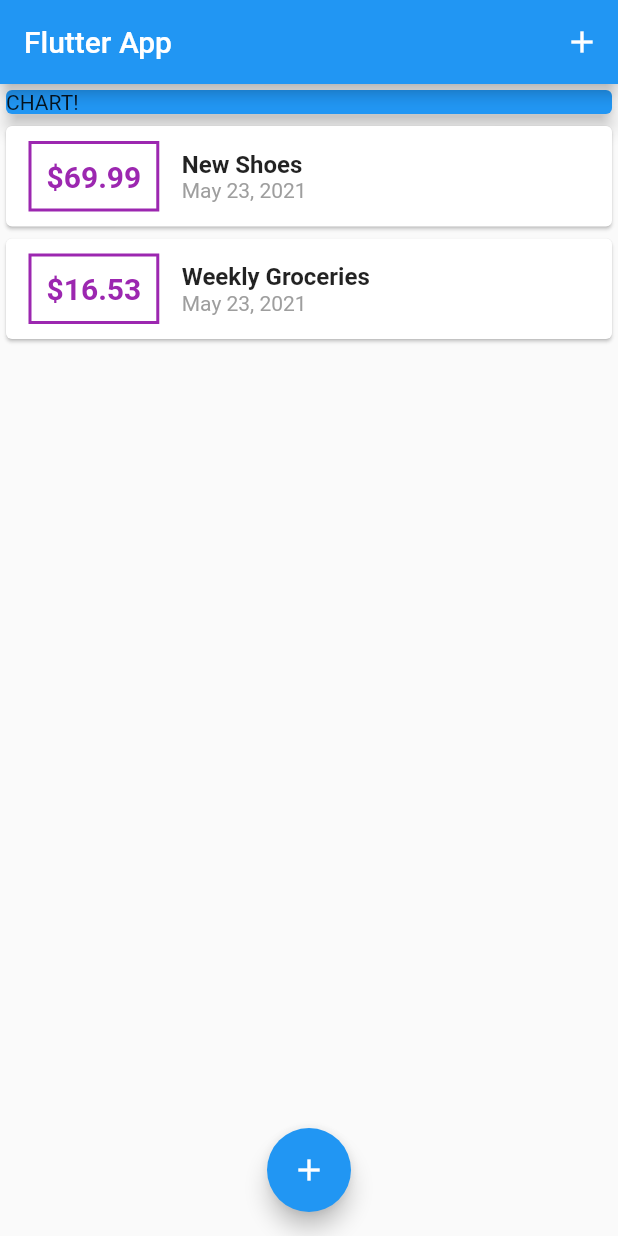
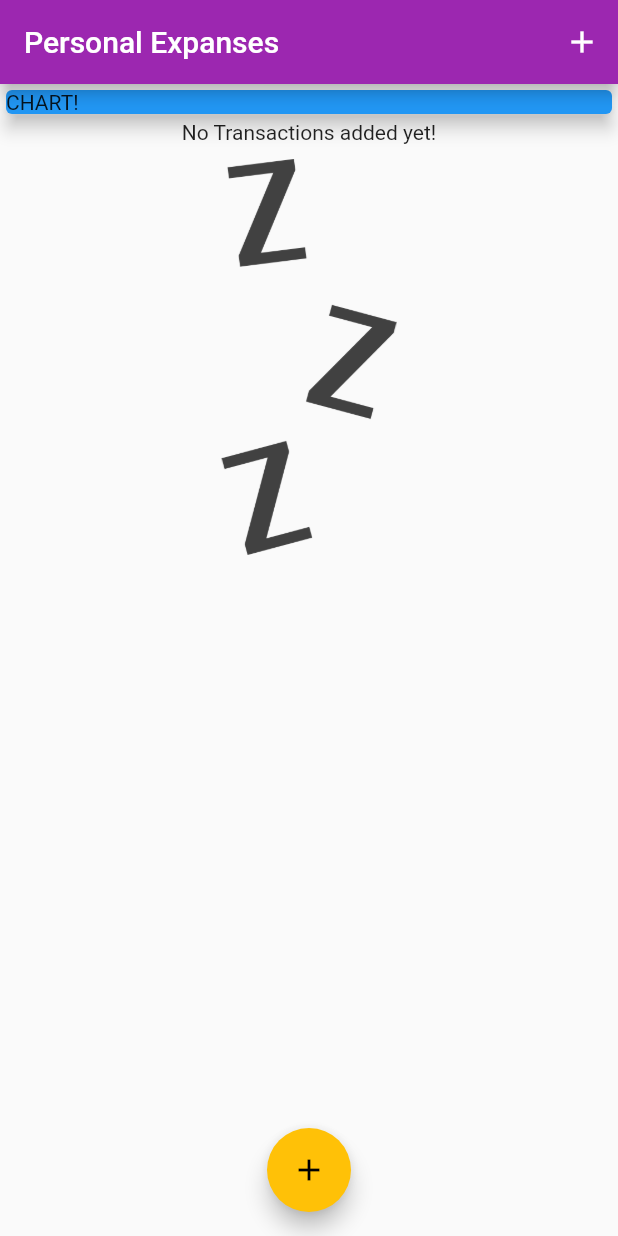
Before and after one commit to amrabdalfatah/Personal_Expenses, a Flutter app: the screen it shows after launch, on a phone screen of 412 x 824 dp. Run offline on Flutter 3.47's test engine with Material 2 defaults, Android fonts, the phone set to English and light mode, and no system bars; Roboto replaces fonts that are missing (ReggaeOne).

Commit message:
Add Image and fonts

```diff
--- a/lib/main.dart
+++ b/lib/main.dart
@@ -10,7 +10,12 @@ class MyApp extends StatelessWidget {
   @override
   Widget build(BuildContext context) {
     return MaterialApp(
-      title: 'Flutter App',
+      title: 'Personal Expanses',
+      theme: ThemeData(
+        primarySwatch: Colors.purple,
+        accentColor: Colors.amber,
+        fontFamily: 'ReggaeOne',
+      ),
       home: MyHomePage(),
     );
   }
@@ -23,18 +28,18 @@ class MyHomePage extends StatefulWidget {
 
 class _MyHomePageState extends State<MyHomePage> {
   final List<Transaction> _userTransactions = [
-    Transaction(
-      id: 't1',
-      title: 'New Shoes',
-      amount: 69.99,
-      date: DateTime.now(),
-    ),
-    Transaction(
-      id: 't2',
-      title: 'Weekly Groceries',
-      amount: 16.53,
-      date: DateTime.now(),
-    ),
+    // Transaction(
+    //   id: 't1',
+    //   title: 'New Shoes',
+    //   amount: 69.99,
+    //   date: DateTime.now(),
+    // ),
+    // Transaction(
+    //   id: 't2',
+    //   title: 'Weekly Groceries',
+    //   amount: 16.53,
+    //   date: DateTime.now(),
+    // ),
   ];
 
   // method to manage the data or to add new transaction to list
@@ -64,7 +69,7 @@ class _MyHomePageState extends State<MyHomePage> {
   Widget build(BuildContext context) {
     return Scaffold(
       appBar: AppBar(
-        title: Text('Flutter App'),
+        title: Text('Personal Expanses'),
         actions: [
           IconButton(
             icon: Icon(Icons.add),
--- a/lib/widgets/transaction_list.dart
+++ b/lib/widgets/transaction_list.dart
@@ -12,7 +12,22 @@ class TransactionList extends StatelessWidget {
   Widget build(BuildContext context) {
     return Container(
       height: 300,
-      child: ListView.builder(
+      child: transactionList.isEmpty
+          ? Column(
+              children: [
+                Text('No Transactions added yet!'),
+                Expanded(
+                  child: Container(
+                    padding: EdgeInsets.symmetric(vertical: 10),
+                    child: Image.asset(
+                      'assets/images/waiting.png',
+                      fit: BoxFit.cover,
+                    ),
+                  ),
+                ),
+              ],
+            )
+          : ListView.builder(
               itemBuilder: (ctx, index) {
                 return Card(
                   child: Row(
@@ -24,7 +39,7 @@ class TransactionList extends StatelessWidget {
                         ),
                         decoration: BoxDecoration(
                           border: Border.all(
-                      color: Colors.purple,
+                            color: Theme.of(context).primaryColor,
                             width: 2,
                           ),
                         ),
@@ -34,7 +49,7 @@ class TransactionList extends StatelessWidget {
                           style: TextStyle(
                             fontWeight: FontWeight.bold,
                             fontSize: 20,
-                      color: Colors.purple,
+                            color: Theme.of(context).primaryColor,
                           ),
                         ),
                       ),
@@ -49,7 +64,8 @@ class TransactionList extends StatelessWidget {
                             ),
                           ),
                           Text(
-                      DateFormat.yMMMd().format(transactionList[index].date),
+                            DateFormat.yMMMd()
+                                .format(transactionList[index].date),
                             style: TextStyle(
                               color: Colors.grey,
                             ),
```
Also changed, not shown: pubspec.yaml (+6 -8 lines), assets/images/waiting.png (added), 1 other file. Lines whose indentation alone changed are shown as unchanged.
